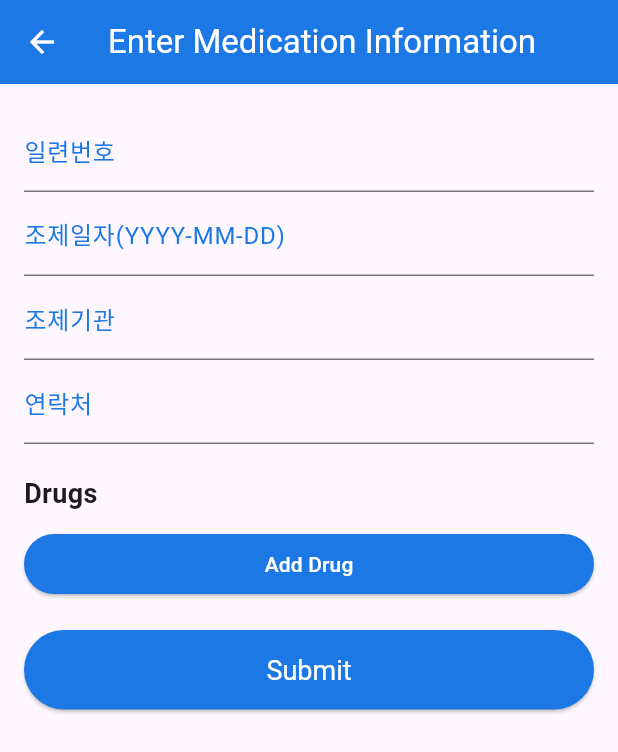
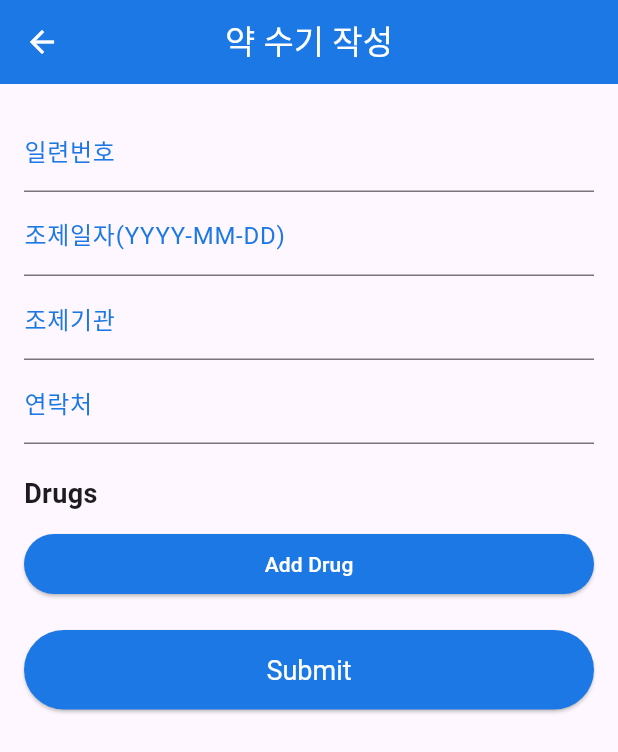
Before and after one commit to PurpleBananass/NMNY, a Flutter app: the MedicationInfoPage screen opened directly, after a tap on the "edit" icon, on a phone screen of 412 x 824 dp. Shown: the top 752 px of the screen. Run offline on Flutter 3.47's test engine with Material 3 defaults, Android fonts, the phone set to English and light mode, and no system bars; our stand-ins replace qr_flutter, shared_preferences; missing offline and left inert: encrypt; accounts and stored records are empty.

```diff
--- a/lib/manual_medication_entry_page.dart
+++ b/lib/manual_medication_entry_page.dart
@@ -1,14 +1,15 @@
 import 'package:flutter/material.dart';
+import 'package:flutter/services.dart';
 import 'package:http/http.dart' as http;
 import 'dart:convert';
 import 'package:shared_preferences/shared_preferences.dart';
 
 class ManualMedicationEntryPage extends StatefulWidget {
   @override
-  _ManualMedicationEntryPageState createState() => _ManualMedicationEntryPageState();
+  ManualMedicationEntryPageState createState() => ManualMedicationEntryPageState();
 }
 
-class _ManualMedicationEntryPageState extends State<ManualMedicationEntryPage> {
+class ManualMedicationEntryPageState extends State<ManualMedicationEntryPage> {
   final _formKey = GlobalKey<FormState>();
   final _preparationNoController = TextEditingController();
   final _preparationDateController = TextEditingController();
@@ -115,7 +116,7 @@ class _ManualMedicationEntryPageState extends State<ManualMedicationEntryPage> {
   Widget build(BuildContext context) {
     return Scaffold(
       appBar: AppBar(
-        title: Text('Enter Medication Information'),
+        title: Text('약 수기 작성'),
         centerTitle: true,
       ),
       body: Padding(
@@ -124,6 +125,7 @@ class _ManualMedicationEntryPageState extends State<ManualMedicationEntryPage> {
           key: _formKey,
           child: ListView(
             children: <Widget>[
+              // TODO: 일련번호 작성을 해야하나..?
               TextFormField(
                 controller: _preparationNoController,
                 decoration: InputDecoration(labelText: '일련번호'),
@@ -139,10 +141,15 @@ class _ManualMedicationEntryPageState extends State<ManualMedicationEntryPage> {
                 decoration: InputDecoration(labelText: '조제일자(YYYY-MM-DD)'),
                 validator: (value) {
                   if (value == null || value.isEmpty) {
-                    return 'Please enter the date of preparation';
+                    return '조제일자를 작성하세요.';
                   }
                   return null;
                 },
+                keyboardType: TextInputType.datetime,
+                // inputFormatters: [
+                //   FilteringTextInputFormatter.digitsOnly,
+                //   LengthLimitingTextInputFormatter(8),
+                // ],
               ),
               TextFormField(
                 controller: _dispensaryController,
--- a/lib/medication_info_page.dart
+++ b/lib/medication_info_page.dart
@@ -224,7 +224,7 @@ class MedicationInfoPageState extends State<MedicationInfoPage> {
               ],
             ),
       floatingActionButton: Tooltip(
-        message: "약 수동 추가",
+        message: "약 수기 작성",
         child: FloatingActionButton(
           onPressed: () {
             Navigator.push(
```
